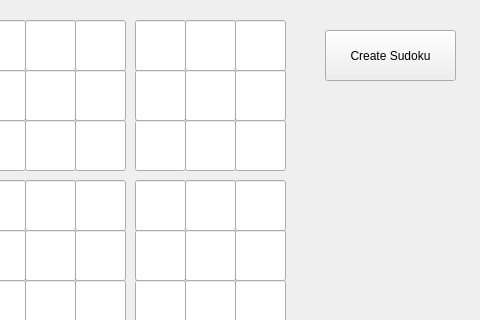
The window that lib/src/sudoku.ui (spriale/sudoku) describes before a commit, drawn with Qt 5; both pictures show x 215 to 695 and y 0 to 320 of the 695 by 551 pixel window.
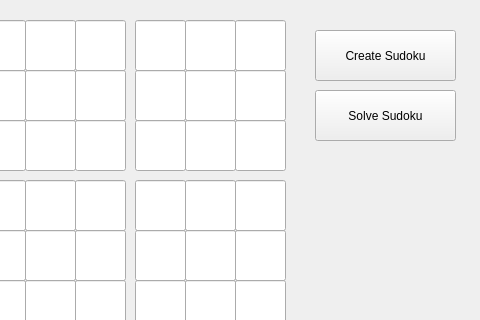
The same window after the commit.

Commit message: add solve function to GUI

```diff
--- a/lib/src/sudoku.ui
+++ b/lib/src/sudoku.ui
@@ -17,9 +17,9 @@
    <widget class="QPushButton" name="pushButton">
     <property name="geometry">
      <rect>
-      <x>540</x>
+      <x>530</x>
       <y>30</y>
-      <width>131</width>
+      <width>141</width>
       <height>51</height>
      </rect>
     </property>
@@ -891,6 +891,19 @@
      </rect>
     </property>
    </widget>
+   <widget class="QPushButton" name="pushButton_2">
+    <property name="geometry">
+     <rect>
+      <x>530</x>
+      <y>90</y>
+      <width>141</width>
+      <height>51</height>
+     </rect>
+    </property>
+    <property name="text">
+     <string>Solve Sudoku</string>
+    </property>
+   </widget>
   </widget>
   <widget class="QMenuBar" name="menubar">
    <property name="geometry">
```
The commit also changes 5 other files.
